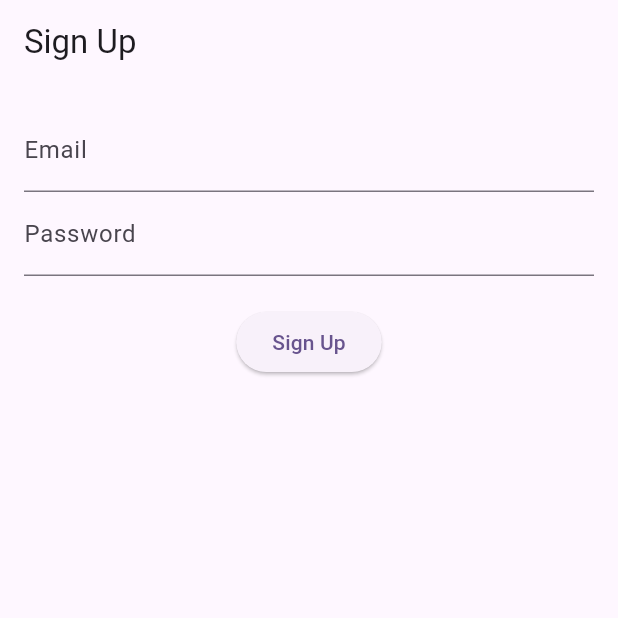
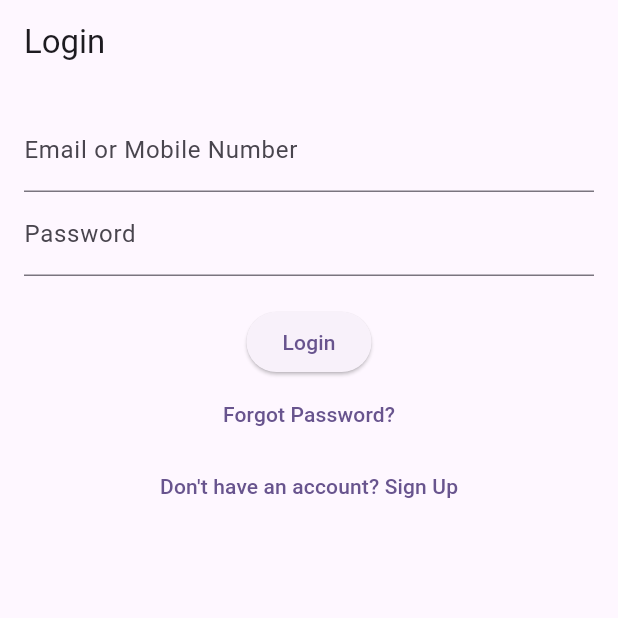
Before and after one commit to aamirk1/income_buddy, a Flutter app: the screen it shows after launch, on a phone screen of 412 x 824 dp, the top half of it. Run offline on Flutter 3.47's test engine with Material 3 defaults, Android fonts, the phone set to English and light mode, and no system bars; our stand-ins replace cloud_firestore, firebase_auth, firebase_core, shared_preferences; accounts and stored records are empty.

Commit message:
make login and signup screen logic

```diff
--- /dev/null
+++ b/devtools_options.yaml
@@ -0,0 +1,3 @@
+description: This file stores settings for Dart & Flutter DevTools.
+documentation: https://docs.flutter.dev/tools/devtools/extensions#configure-extension-enablement-states
+extensions:
--- /dev/null
+++ b/lib/login.dart
@@ -0,0 +1,123 @@
+import 'package:firebase_auth/firebase_auth.dart';
+import 'package:flutter/material.dart';
+import 'package:income_buddy/homeScreen.dart';
+import 'package:income_buddy/signup.dart';
+import 'package:shared_preferences/shared_preferences.dart';
+
+class LoginScreen extends StatefulWidget {
+  @override
+  _LoginScreenState createState() => _LoginScreenState();
+}
+
+class _LoginScreenState extends State<LoginScreen> {
+  final FirebaseAuth _auth = FirebaseAuth.instance;
+  final TextEditingController _emailOrPhoneController = TextEditingController();
+  final TextEditingController _passwordController = TextEditingController();
+  final GlobalKey<FormState> _formKey = GlobalKey<FormState>();
+  bool _isLoading = false;
+
+  Future<void> _login() async {
+    if (!_formKey.currentState!.validate()) return;
+
+    setState(() => _isLoading = true);
+
+    try {
+      await _auth.signInWithEmailAndPassword(
+        email: _emailOrPhoneController.text.trim(),
+        password: _passwordController.text.trim(),
+      );
+
+      SharedPreferences prefs = await SharedPreferences.getInstance();
+      await prefs.setString('userEmail', _emailOrPhoneController.text.trim());
+
+      ScaffoldMessenger.of(context).showSnackBar(
+        SnackBar(
+            backgroundColor: Colors.green,
+            content: Center(child: Text('Login Successful'))),
+      );
+
+      Navigator.pushReplacement(
+        context,
+        MaterialPageRoute(builder: (context) => HomeScreen()),
+      );
+    } catch (e) {
+      ScaffoldMessenger.of(context).showSnackBar(
+        SnackBar(content: Text('Error: ${e.toString()}')),
+      );
+    } finally {
+      setState(() => _isLoading = false);
+    }
+  }
+
+  Future<void> _resetPassword() async {
+    if (_emailOrPhoneController.text.isEmpty) {
+      ScaffoldMessenger.of(context).showSnackBar(
+        SnackBar(content: Text('Please enter your email to reset password')),
+      );
+      return;
+    }
+    try {
+      await _auth.sendPasswordResetEmail(
+          email: _emailOrPhoneController.text.trim());
+      ScaffoldMessenger.of(context).showSnackBar(
+        SnackBar(content: Text('Password reset email sent')),
+      );
+    } catch (e) {
+      ScaffoldMessenger.of(context).showSnackBar(
+        SnackBar(content: Text('Error: ${e.toString()}')),
+      );
+    }
+  }
+
+  @override
+  Widget build(BuildContext context) {
+    return Scaffold(
+      appBar: AppBar(title: Text('Login')),
+      body: Padding(
+        padding: const EdgeInsets.all(16.0),
+        child: Form(
+          key: _formKey,
+          child: Column(
+            children: [
+              TextFormField(
+                controller: _emailOrPhoneController,
+                decoration:
+                    InputDecoration(labelText: 'Email or Mobile Number'),
+                keyboardType: TextInputType.emailAddress,
+                validator: (value) => value == null || value.isEmpty
+                    ? 'This field is required'
+                    : null,
+              ),
+              TextFormField(
+                controller: _passwordController,
+                decoration: InputDecoration(labelText: 'Password'),
+                obscureText: true,
+                validator: (value) => value == null || value.isEmpty
+                    ? 'Password is required'
+                    : null,
+              ),
+              SizedBox(height: 20),
+              _isLoading
+                  ? CircularProgressIndicator()
+                  : ElevatedButton(
+                      onPressed: _login,
+                      child: Text('Login'),
+                    ),
+              TextButton(
+                  onPressed: _resetPassword, child: Text('Forgot Password?')),
+              TextButton(
+                onPressed: () {
+                  Navigator.push(
+                    context,
+                    MaterialPageRoute(builder: (context) => SignUpScreen()),
+                  );
+                },
+                child: Text('Don\'t have an account? Sign Up'),
+              ),
+            ],
+          ),
+        ),
+      ),
+    );
+  }
+}
--- a/lib/main.dart
+++ b/lib/main.dart
@@ -1,6 +1,6 @@
 import 'package:firebase_core/firebase_core.dart';
 import 'package:flutter/material.dart';
-import 'package:income_buddy/signup.dart';
+import 'package:income_buddy/login.dart';
 
 void main() async {
   WidgetsFlutterBinding.ensureInitialized();
@@ -20,7 +20,7 @@ class MyApp extends StatelessWidget {
         colorScheme: ColorScheme.fromSeed(seedColor: Colors.deepPurple),
         useMaterial3: true,
       ),
-      home: SignUpScreen(),
+      home: LoginScreen(),
     );
   }
 }
--- a/pubspec.yaml
+++ b/pubspec.yaml
@@ -47,6 +47,7 @@ dependencies:
   bloc: ^8.1.2
   flutter_bloc: ^8.1.3
   equatable: ^2.0.5
+  shared_preferences: ^2.5.1
 
 
 dev_dependencies:
```
Also changed, not shown: lib/signup.dart (+38 -22 lines), pubspec.lock, 1 other file.
